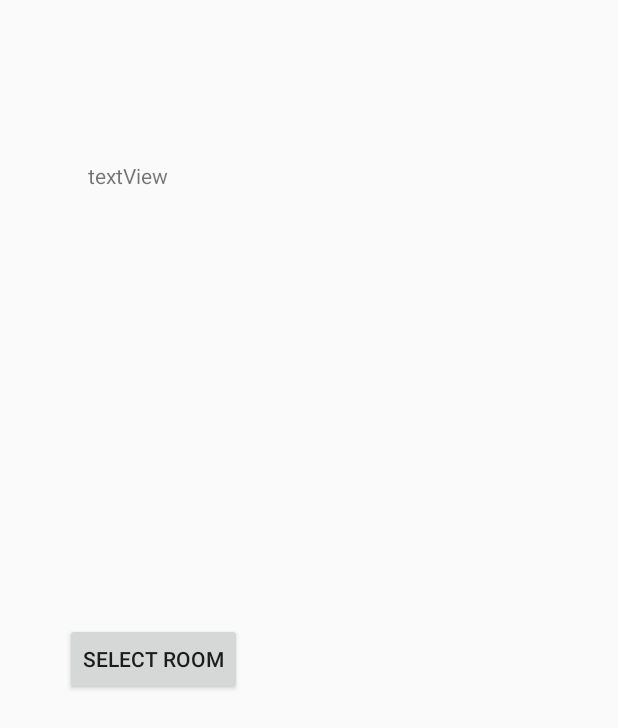
After one commit to ocidique/peeps-care-app, an Android app: the RoomSelectActivity screen opened directly, with no data from a screen before it, on a phone screen of 412 x 824 dp. The commit adds this screen. Shown: the top 728 px of the screen. Run offline under Robolectric (Android 15) with nearby library versions, the phone set to English and light mode, and no system bars; our stand-ins replace Firebase (no records; nobody signed in at launch, a user with empty details on screens opened directly).

Commit message:
ChatApp basic Setup using Firestore cloud database

```diff
--- /dev/null
+++ b/app/src/main/java/com/care/peeps/RoomSelectActivity.java
@@ -0,0 +1,34 @@
+package com.care.peeps;
+
+import android.support.v7.app.AppCompatActivity;
+import android.os.Bundle;
+import android.widget.TextView;
+
+import com.google.android.gms.tasks.OnSuccessListener;
+import com.google.firebase.firestore.DocumentReference;
+import com.google.firebase.firestore.DocumentSnapshot;
+import com.google.firebase.firestore.FirebaseFirestore;
+
+public class RoomSelectActivity extends AppCompatActivity {
+    private DocumentReference documentreference = FirebaseFirestore.getInstance().collection("rooms").document("");
+    TextView rooms;
+
+    @Override
+    protected void onCreate(Bundle savedInstanceState) {
+        super.onCreate(savedInstanceState);
+        setContentView(R.layout.activity_room_select);
+        rooms = (TextView) findViewById(R.id.rooms);
+
+        documentreference.get().addOnSuccessListener(new OnSuccessListener<DocumentSnapshot>() {
+            @Override
+            public void onSuccess(DocumentSnapshot documentSnapshot) {
+                if (documentSnapshot.exists()){
+                  String Chatroomname = documentSnapshot.getString("name");
+                  rooms.setText(Chatroomname);
+
+
+                }
+            }
+        });
+    }
+}
--- a/app/src/main/res/layout/activity_main.xml
+++ b/app/src/main/res/layout/activity_main.xml
@@ -29,7 +29,7 @@
         app:layout_behavior="@string/appbar_scrolling_view_behavior">
 
 
-        s
+
 
         <TextView
             android:id="@+id/textView"
--- /dev/null
+++ b/app/src/main/res/layout/activity_room_select.xml
@@ -0,0 +1,40 @@
+<?xml version="1.0" encoding="utf-8"?>
+<android.support.constraint.ConstraintLayout xmlns:android="http://schemas.android.com/apk/res/android"
+    xmlns:app="http://schemas.android.com/apk/res-auto"
+    xmlns:tools="http://schemas.android.com/tools"
+    android:layout_width="match_parent"
+    android:layout_height="match_parent"
+    tools:context="com.care.peeps.RoomSelectActivity">
+
+    <Button
+        android:id="@+id/button2"
+        android:layout_width="wrap_content"
+        android:layout_height="wrap_content"
+        android:layout_marginBottom="8dp"
+        android:layout_marginEnd="8dp"
+        android:layout_marginStart="8dp"
+        android:layout_marginTop="8dp"
+        android:text="Select Room"
+        app:layout_constraintBottom_toBottomOf="parent"
+        app:layout_constraintEnd_toEndOf="parent"
+        app:layout_constraintHorizontal_bias="0.128"
+        app:layout_constraintStart_toStartOf="parent"
+        app:layout_constraintTop_toTopOf="parent"
+        app:layout_constraintVertical_bias="0.536" />
+
+    <TextView
+        android:id="@+id/rooms"
+        android:layout_width="129dp"
+        android:layout_height="38dp"
+        android:layout_marginBottom="8dp"
+        android:layout_marginEnd="8dp"
+        android:layout_marginStart="8dp"
+        android:layout_marginTop="8dp"
+        android:text="textView"
+        app:layout_constraintBottom_toBottomOf="parent"
+        app:layout_constraintEnd_toEndOf="parent"
+        app:layout_constraintHorizontal_bias="0.19"
+        app:layout_constraintStart_toStartOf="parent"
+        app:layout_constraintTop_toTopOf="parent"
+        app:layout_constraintVertical_bias="0.129" />
+</android.support.constraint.ConstraintLayout>
--- a/app/src/main/res/menu/main_menu.xml
+++ b/app/src/main/res/menu/main_menu.xml
@@ -8,4 +8,10 @@
         app:showAsAction="never"
         android:actionLayout="@layout/activity_main"
         android:title="@string/settings_view_title" />
+    <item
+        android:id="@+id/Chat"
+        android:actionLayout="@layout/activity_main"
+        android:orderInCategory="100"
+        android:title="@string/chat_view_title"
+        app:showAsAction="never" />
 </menu>
--- a/app/src/main/res/values/strings.xml
+++ b/app/src/main/res/values/strings.xml
@@ -33,4 +33,5 @@
 
     <!-- View titles -->
     <string name="settings_view_title">Settings</string>
+    <string name="chat_view_title">Chat</string>
 </resources>
--- a/build.gradle
+++ b/build.gradle
@@ -8,7 +8,7 @@ buildscript {
     }
     dependencies {
         classpath 'com.android.tools.build:gradle:3.0.1'
-        classpath 'com.google.gms:google-services:3.0.0'
+        classpath 'com.google.gms:google-services:3.1.0'
 
         // NOTE: Do not place your application dependencies here; they belong
         // in the individual module build.gradle files
```
Also changed, not shown: app/build.gradle (+7 -3 lines), app/src/main/AndroidManifest.xml (+5 -2 lines), app/src/main/java/com/care/peeps/ChatApp.java (added, +98 -0 lines), app/src/main/java/com/care/peeps/MainActivity.java (+9 -2 lines), app/src/main/java/com/care/peeps/Message.java (added, +49 -0 lines), app/src/main/res/drawable/messageshape.xml (added, +10 -0 lines), app/src/main/res/layout/activity_chat_app.xml (added, +38 -0 lines), app/src/main/res/layout/singlemessagelayout.xml (added, +39 -0 lines).
